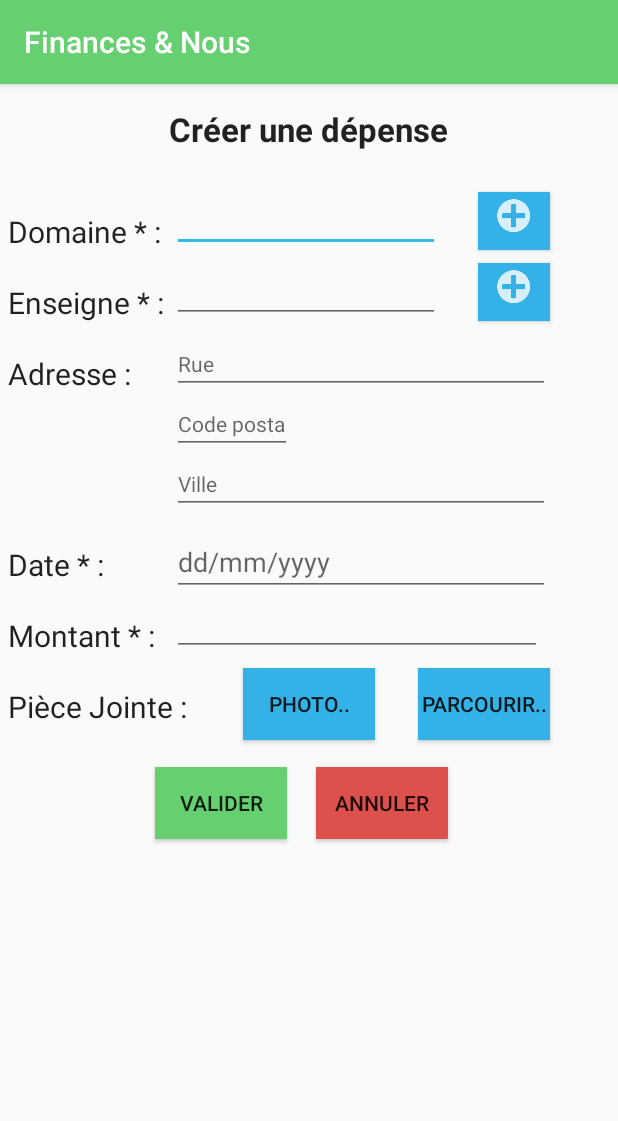
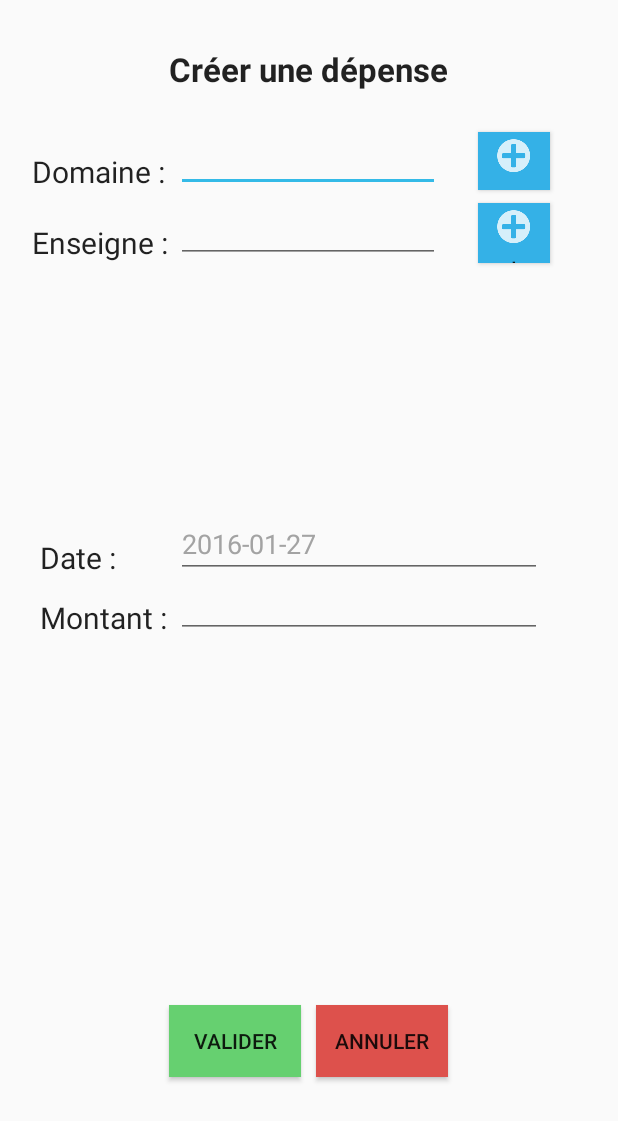
Before and after one commit to Keouf/FinancesNous, an Android app: the Depense_Activity screen opened directly, with no data from a screen before it, on a phone screen of 412 x 824 dp. Shown: the top 1121 px of the screen. Run offline under Robolectric (Android 15) with nearby library versions, the phone set to English and light mode, and no system bars; network calls fail.

Commit message:
changements au IHM de saisi de depenses, developpement de  Depense_Activity.java, changements au MyDBHelper

```diff
--- a/app/src/main/java/classes/MyDBHelper.java
+++ b/app/src/main/java/classes/MyDBHelper.java
@@ -45,7 +45,6 @@ public class MyDBHelper {
         } catch (JSONException e) {
             e.printStackTrace();
         }
-
         return magasin;
     }
 
--- a/app/src/main/java/com/example/pcportablevidjay/financesnous/Accueil_Activity.java
+++ b/app/src/main/java/com/example/pcportablevidjay/financesnous/Accueil_Activity.java
@@ -64,7 +64,6 @@ public class Accueil_Activity extends AppCompatActivity
         if (androidConnectivity.getConnectivityStatus())
         {
             // get 10 derniers dépeses
-            Toast.makeText(this, "test", Toast.LENGTH_SHORT).show();
             JSONArray mes10DerniersDepenses = myDBHelper.get10DerniersDepenses();
             Log.e("json", mes10DerniersDepenses.toString());
             jsonConverter.convertToDepense(mes10DerniersDepenses, this);
--- a/app/src/main/java/com/example/pcportablevidjay/financesnous/Depense_Activity.java
+++ b/app/src/main/java/com/example/pcportablevidjay/financesnous/Depense_Activity.java
@@ -1,43 +1,109 @@
 package com.example.pcportablevidjay.financesnous;
 
 import android.os.Bundle;
-import android.support.v7.app.AppCompatActivity;
+import android.text.TextUtils;
 import android.view.View;
-import android.widget.Button;
 import android.widget.EditText;
+import android.widget.DatePicker;
+import android.support.v4.app.FragmentActivity;
+import android.app.Dialog;
+import android.app.DatePickerDialog;
+import android.support.v4.app.DialogFragment;
+import android.widget.Toast;
+import java.text.DateFormat;
+import java.text.SimpleDateFormat;
+import java.util.Calendar;
+import java.util.Date;
 
-public class Depense_Activity extends AppCompatActivity{
+import classes.Depense;
+import classes.Domaine;
+import classes.Global;
+import classes.Magasin;
+import classes.MyDBHelper;
+
+public class Depense_Activity extends FragmentActivity {
+
+    Global global = (Global)this.getApplication();
+    MyDBHelper myDBHelper = new MyDBHelper();
+    Date date = new Date();
 
     @Override
-    protected void onCreate(Bundle savedInstanceState) {
+    public void onCreate(Bundle savedInstanceState) {
         super.onCreate(savedInstanceState);
         setContentView(R.layout.layout_depense);
 
-        final Button button = (Button) findViewById(R.id.buttonAnnuler);
-        button.setOnClickListener(new View.OnClickListener() {
-            public void onClick(View v) {
-                finish();
-            }
-        });
+
+        DateFormat dateFormat = new SimpleDateFormat("yyyy-MM-dd");
+        EditText dateEdit = (EditText)findViewById(R.id.editText_date);
+        dateEdit.setText(dateFormat.format(date));
+
     }
 
 
-    public boolean tryToSendDepense()
+    public void tryToSendDepense(View v)
     {
-        boolean send = true;
-
         //interactions
         EditText domaineEdit = (EditText)findViewById(R.id.editTextDomaine);
         EditText enseigneEdit = (EditText)findViewById(R.id.editTextEnseigne);
-        EditText adresse1Edit = (EditText)findViewById(R.id.editText_rue);
-        EditText adresse2Edit = (EditText)findViewById(R.id.editText_ville);
-        EditText codePostalEdit = (EditText)findViewById(R.id.editText_codePostal);
         EditText montantEdit = (EditText)findViewById(R.id.editTextMontant);
 
 
+        boolean remplit = true;
+        // check if they are empty
+        if (TextUtils.isEmpty(domaineEdit.getText())) {
+            domaineEdit.setError("choisis une domaine");
+            remplit = false;
+        }
+        if (TextUtils.isEmpty(enseigneEdit.getText())) {
+            enseigneEdit.setError("choisis un magasin");
+            remplit = false;
+        }
+        if (TextUtils.isEmpty(montantEdit.getText())) {
+            montantEdit.setError("veuiller saisir un montant svp");
+            remplit = false;
+        }
 
-        return  send;
+        if (remplit) {
+            DateFormat dateFormat = new SimpleDateFormat("yyyy-dd-MM");
+            Depense maDepense = new Depense(0, date, Double.parseDouble(montantEdit.getText().toString()), global.getMainUtilisateur(), myDBHelper.getDomaineWithId(1), myDBHelper.getMagasinWithId(1), "");
+            global.getMainUtilisateur().addDepense(maDepense);
+        }
+
+
+    }
+
+    public void annuler (View v)
+    {
+        this.finish();
     }
 
 
+    //----------date picker-----------------
+    public void selectDate(View view) {
+        DialogFragment newFragment = new SelectDateFragment();
+        newFragment.show(getSupportFragmentManager(), "DatePicker");
+    }
+    public void populateSetDate(int year, int month, int day) {
+        EditText dateEdit = (EditText)findViewById(R.id.editText_date);
+        dateEdit.setText(year+"-"+month+"-"+day);
+        date.setYear(year);
+        date.setMonth(month);
+        date.setDate(day);
+    }
+    public class SelectDateFragment extends DialogFragment implements DatePickerDialog.OnDateSetListener {
+        @Override
+        public Dialog onCreateDialog(Bundle savedInstanceState) {
+            final Calendar calendar = Calendar.getInstance();
+            int yy = calendar.get(Calendar.YEAR);
+            int mm = calendar.get(Calendar.MONTH);
+            int dd = calendar.get(Calendar.DAY_OF_MONTH);
+            return new DatePickerDialog(getActivity(), this, yy, mm, dd);
+        }
+
+        public void onDateSet(DatePicker view, int yy, int mm, int dd) {
+            populateSetDate(yy, mm+1, dd);
+        }
+    }
+    //-------------end datepicker------------
+
 }
--- a/app/src/main/res/layout/layout_depense.xml
+++ b/app/src/main/res/layout/layout_depense.xml
@@ -1,11 +1,12 @@
 <?xml version="1.0" encoding="utf-8"?>
 
 <RelativeLayout xmlns:android="http://schemas.android.com/apk/res/android"
-    xmlns:tools="http://schemas.android.com/tools"
     android:orientation="vertical" android:layout_width="match_parent"
     android:layout_height="match_parent"
     android:id="@+id/drawer_layout"
-    xmlns:app="http://schemas.android.com/apk/res-auto">
+    android:paddingLeft="@dimen/activity_horizontal_margin"
+    android:paddingRight="@dimen/activity_horizontal_margin"
+    android:paddingTop="@dimen/activity_vertical_margin">
 
 
     <TextView
@@ -24,7 +25,7 @@
         android:layout_width="wrap_content"
         android:layout_height="wrap_content"
         android:textAppearance="?android:attr/textAppearanceLarge"
-        android:text="Domaine * :"
+        android:text="Domaine :"
         android:id="@+id/textDomaine"
         android:layout_marginTop="40dp"
         android:layout_marginLeft="5dp"
@@ -47,7 +48,7 @@
         android:layout_width="wrap_content"
         android:layout_height="wrap_content"
         android:textAppearance="?android:attr/textAppearanceLarge"
-        android:text="Enseigne * :"
+        android:text="Enseigne :"
         android:id="@+id/textEnseigne"
         android:layout_below="@+id/textDomaine"
         android:layout_alignParentStart="true"
@@ -70,36 +71,12 @@
         android:layout_width="wrap_content"
         android:layout_height="wrap_content"
         android:textAppearance="?android:attr/textAppearanceLarge"
-        android:text="Adresse :"
-        android:id="@+id/textAdresse"
-        android:layout_below="@+id/editTextEnseigne"
-        android:layout_alignParentStart="true"
-        android:layout_marginTop="20dp"
-        android:layout_marginLeft="5dp"
-        android:textSize="20dp" />
-
-    <TextView
-        android:layout_width="wrap_content"
-        android:layout_height="wrap_content"
-        android:textAppearance="?android:attr/textAppearanceLarge"
-        android:text="Date * :"
-        android:id="@+id/textDate"
-        android:textSize="20dp"
-        android:layout_marginTop="20dp"
-        android:layout_below="@+id/editText_ville"
-        android:layout_alignStart="@+id/textMontant" />
-
-    <TextView
-        android:layout_width="wrap_content"
-        android:layout_height="wrap_content"
-        android:textAppearance="?android:attr/textAppearanceLarge"
-        android:text="Montant * :"
+        android:text="Montant :"
         android:id="@+id/textMontant"
-        android:layout_marginTop="20dp"
         android:layout_marginLeft="5dp"
         android:textSize="20dp"
-        android:layout_below="@+id/textDate"
-        android:layout_alignParentStart="true" />
+        android:layout_centerVertical="true"
+        android:layout_alignStart="@+id/textEnseigne" />
 
     <EditText
         android:layout_width="wrap_content"
@@ -110,8 +87,8 @@
         android:layout_alignStart="@+id/editTextEnseigne"
         android:textSize="14dp"
         android:textColor="#888888"
-        android:inputType="number"
-        android:layout_alignEnd="@+id/button5" />
+        android:layout_alignEnd="@+id/button5"
+        android:inputType="numberDecimal" />
 
     <Button
         android:layout_width="wrap_content"
@@ -120,9 +97,11 @@
         android:id="@+id/buttonValider"
         android:textSize="14dp"
         android:background="#66d070"
-        android:layout_below="@+id/button3"
-        android:layout_toEndOf="@+id/textMontant"
-        android:layout_marginTop="18dp" />
+        android:onClick="tryToSendDepense"
+        android:nestedScrollingEnabled="false"
+        android:layout_marginBottom="106dp"
+        android:layout_alignParentBottom="true"
+        android:layout_alignStart="@+id/textTitreDepense" />
 
     <Button
         android:layout_width="wrap_content"
@@ -131,8 +110,9 @@
         android:id="@+id/buttonAnnuler"
         android:textSize="14dp"
         android:background="#dd514c"
+        android:onClick="annuler"
         android:layout_alignTop="@+id/buttonValider"
-        android:layout_alignEnd="@+id/textTitreDepense" />
+        android:layout_toStartOf="@+id/button4" />
 
     <Button
         style="?android:attr/buttonStyleSmall"
@@ -157,76 +137,20 @@
         android:id="@+id/button5"
         android:layout_toEndOf="@+id/editTextEnseigne"
         android:layout_alignTop="@+id/editTextEnseigne"
-        android:layout_above="@+id/textAdresse"
         android:drawableTop="@drawable/ic_menu_add_white"
         android:background="#34b1e7"
         android:layout_marginLeft="20dp"
-        android:layout_marginBottom="1dp" />
+        android:layout_alignBottom="@+id/textEnseigne" />
 
     <TextView
         android:layout_width="wrap_content"
         android:layout_height="wrap_content"
         android:textAppearance="?android:attr/textAppearanceLarge"
-        android:text="Pièce Jointe :"
-        android:id="@+id/textView15"
-        android:layout_below="@+id/textMontant"
-        android:layout_alignStart="@+id/textMontant"
-        android:layout_marginTop="20dp"
-        android:textSize="20dp" />
-
-    <EditText
-        android:layout_width="wrap_content"
-        android:layout_height="wrap_content"
-        android:id="@+id/editText_rue"
-        android:layout_alignBottom="@+id/textAdresse"
-        android:layout_alignStart="@+id/editTextEnseigne"
-        android:layout_alignEnd="@+id/button5"
-        android:hint="Rue"
-        android:textColor="#888888"
-        android:textSize="14dp" />
-
-    <EditText
-        android:layout_width="wrap_content"
-        android:layout_height="wrap_content"
-        android:inputType="number"
-        android:ems="5"
-        android:id="@+id/editText_codePostal"
-        android:maxLength="5"
-        android:hint="Code postal"
-        android:layout_below="@+id/editText_rue"
-        android:layout_alignStart="@+id/editText_rue"
-        android:textColor="#888888"
-        android:textSize="14dp" />
-
-    <EditText
-        android:layout_width="wrap_content"
-        android:layout_height="wrap_content"
-        android:id="@+id/editText_ville"
-        android:hint="Ville"
-        android:layout_below="@+id/editText_codePostal"
-        android:layout_alignStart="@+id/editText_codePostal"
-        android:textColor="#888888"
-        android:textSize="14dp"
-        android:layout_alignEnd="@+id/button5" />
-
-    <Button
-        android:layout_width="wrap_content"
-        android:layout_height="wrap_content"
-        android:text="Photo.."
-        android:id="@+id/button3"
-        android:layout_below="@+id/editTextMontant"
-        android:layout_centerHorizontal="true"
-        android:layout_marginTop="8dp"
-        android:background="#34b1e7" />
-
-    <Button
-        android:layout_width="wrap_content"
-        android:layout_height="wrap_content"
-        android:text="Parcourir.."
-        android:id="@+id/button6"
-        android:background="#34b1e7"
-        android:layout_alignTop="@+id/button3"
-        android:layout_alignEnd="@+id/editText_ville" />
+        android:text="Date :"
+        android:id="@+id/textView16"
+        android:textSize="20dp"
+        android:layout_above="@+id/editTextMontant"
+        android:layout_alignStart="@+id/textMontant" />
 
     <EditText
         android:layout_width="wrap_content"
@@ -234,9 +158,11 @@
         android:inputType="date"
         android:ems="10"
         android:id="@+id/editText_date"
-        android:layout_above="@+id/editTextMontant"
+        android:focusable="false"
+        android:onClick="selectDate"
+        android:textColor="#a3a3a3"
+        android:layout_alignBottom="@+id/textView16"
         android:layout_alignStart="@+id/editTextMontant"
-        android:layout_alignEnd="@+id/editText_ville"
-        android:hint="dd/mm/yyyy" />
+        android:layout_alignEnd="@+id/editTextMontant" />
 
 </RelativeLayout>
```
